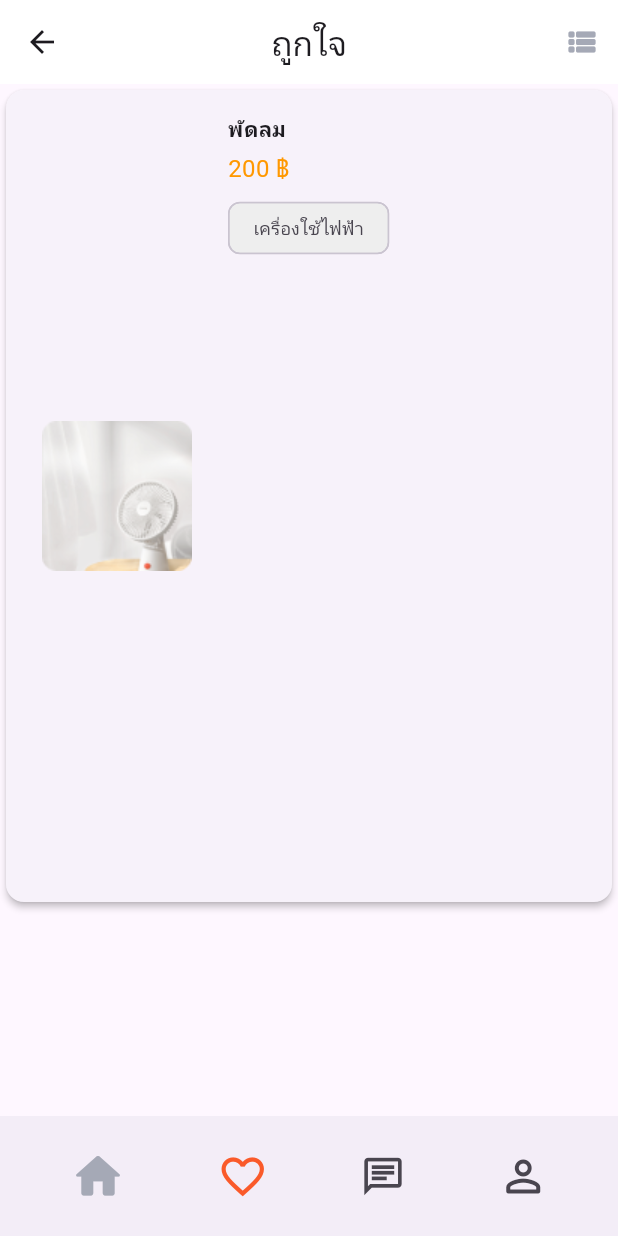
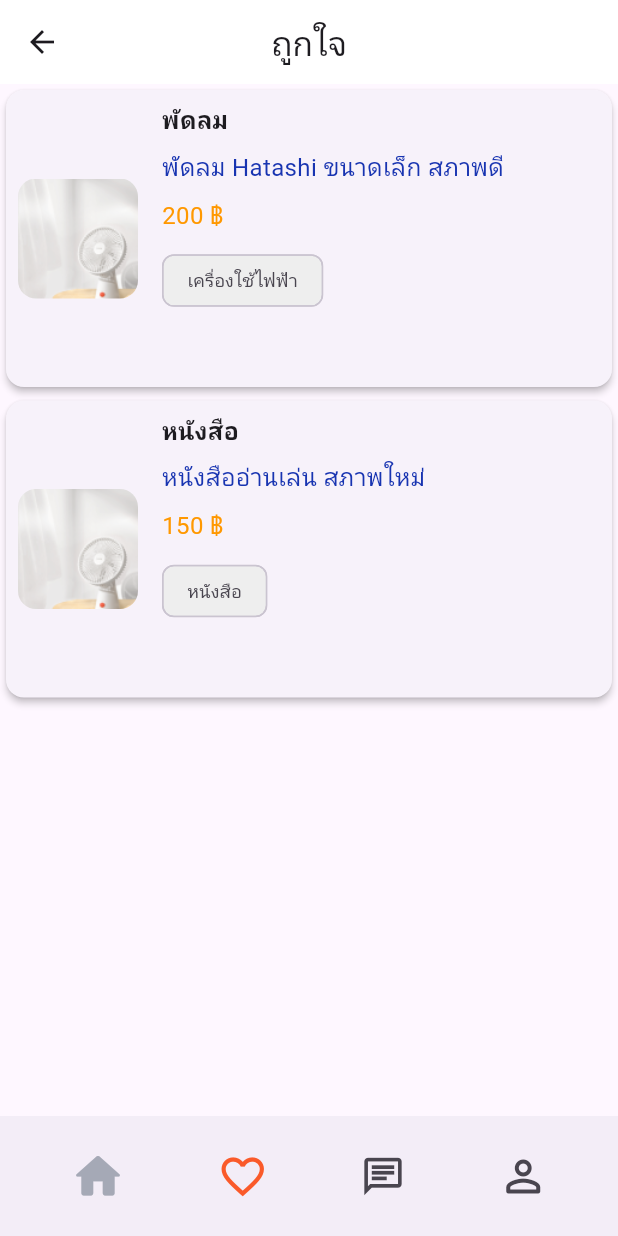
Before and after one commit to PpsnPks/myproject, a Flutter app: the screen it shows after launch, after a tap on the "home" icon, on a phone screen of 412 x 824 dp. Run offline on Flutter 3.47's test engine with Material 3 defaults, Android fonts, the light colour scheme and no system bars.

Commit message:
first commit

```diff
--- /dev/null
+++ b/lib/Service/example.dart
@@ -0,0 +1,42 @@
+import 'dart:convert';  // สำหรับการแปลง JSON
+import 'package:http/http.dart' as http;
+class LikeService {
+  Future<List<Product>> getLikedProducts() async {
+    // URL ของ API ที่จะเรียก
+    final url = 'https://your-api-url.com/liked-products'; // เปลี่ยนเป็น URL ที่แท้จริง
+
+    // ทำการเรียก API
+    final response = await http.get(Uri.parse(url));
+
+    // ตรวจสอบสถานะของการตอบกลับ
+    if (response.statusCode == 200) {
+      // แปลงข้อมูล JSON เป็น List
+      final List<dynamic> data = json.decode(response.body);
+      return data.map((productData) => Product(
+        imageUrl: productData['imageUrl'],
+        title: productData['title'],
+        detail: productData['detail'],
+        price: productData['price'],
+        category: productData['category'],
+      )).toList();
+    } else {
+      throw Exception('Failed to load liked products');
+    }
+  }
+}
+
+class Product {
+  final String imageUrl;
+  final String title;
+  final String detail;
+  final String price;
+  final String category;
+
+  Product({
+    required this.imageUrl,
+    required this.title,
+    required this.detail,
+    required this.price,
+    required this.category,
+  });
+}
--- /dev/null
+++ b/lib/Service/likeservice.dart
@@ -0,0 +1,39 @@
+
+class LikeService {
+  Future<List<Product>> getLikedProducts() async {
+    // จำลองข้อมูล
+    await Future.delayed(const Duration(seconds: 1)); // จำลองเวลาโหลดข้อมูล
+    return [
+      Product(
+        imageUrl: 'assets/images/fan_example.png',
+        title: 'พัดลม',
+        detail: 'พัดลม Hatashi ขนาดเล็ก สภาพดี',
+        price: '200 ฿',
+        category: 'เครื่องใช้ไฟฟ้า',
+      ),
+      Product(
+        imageUrl: 'assets/images/fan_example.png',
+        title: 'หนังสือ',
+        detail: 'หนังสืออ่านเล่น สภาพใหม่',
+        price: '150 ฿',
+        category: 'หนังสือ',
+      ),
+    ];
+  }
+}
+
+class Product {
+  final String imageUrl;
+  final String title;
+  final String detail;
+  final String price;
+  final String category;
+
+  Product({
+    required this.imageUrl,
+    required this.title,
+    required this.detail,
+    required this.price,
+    required this.category,
+  });
+}
--- /dev/null
+++ b/lib/app/buyer/likepage.dart
@@ -0,0 +1,135 @@
+// lib/main/like.dart
+import 'package:flutter/material.dart';
+import 'package:myproject/app/buyer/homepage.dart';
+import 'package:myproject/service/likeservice.dart';
+
+class LikePage extends StatefulWidget {
+  const LikePage({super.key});
+
+  @override
+  State<LikePage> createState() => _LikePageState();
+}
+
+class _LikePageState extends State<LikePage> {
+  late Future<List<Product>> likedProducts;
+
+  @override
+  void initState() {
+    super.initState();
+    // เรียก LikeService เพื่อดึงข้อมูลสินค้าที่ถูกใจ
+    likedProducts = LikeService().getLikedProducts();
+  }
+
+  @override
+  Widget build(BuildContext context) {
+    return Scaffold(
+      appBar: AppBar(
+        title: const Text("ถูกใจ"),
+        centerTitle: true,
+        backgroundColor: const Color.fromARGB(255, 255, 255, 255),
+      ),
+      body: FutureBuilder<List<Product>>(
+        future: likedProducts,
+        builder: (context, snapshot) {
+          if (snapshot.connectionState == ConnectionState.waiting) {
+            return const Center(child: CircularProgressIndicator());
+          } else if (snapshot.hasError) {
+            return const Center(child: Text('เกิดข้อผิดพลาดในการโหลดข้อมูล'));
+          } else if (!snapshot.hasData || snapshot.data!.isEmpty) {
+            return const Center(child: Text('ไม่มีสินค้าที่ถูกใจ'));
+          } else {
+            final products = snapshot.data!;
+            return GridView.builder(
+              gridDelegate: const SliverGridDelegateWithFixedCrossAxisCount(
+                crossAxisCount: 1,
+                childAspectRatio: 2,
+                crossAxisSpacing: 1,
+                mainAxisSpacing: 1,
+              ),
+              itemCount: products.length,
+              itemBuilder: (context, index) {
+                final product = products[index];
+                return ProductCard(
+                  imageUrl: product.imageUrl,
+                  title: product.title,
+                  detail: product.detail,
+                  price: product.price,
+                  category: product.category,
+                );
+              },
+            );
+          }
+        },
+      ),
+      bottomNavigationBar: buyerFooter(context, 'like'),
+    );
+  }
+}
+
+class ProductCard extends StatelessWidget {
+  final String imageUrl;
+  final String title;
+  final String detail;
+  final String price;
+  final String category;
+
+  const ProductCard({
+    super.key,
+    required this.imageUrl,
+    required this.title,
+    required this.detail,
+    required this.price,
+    required this.category,
+  });
+
+  @override
+  Widget build(BuildContext context) {
+    return Card(
+      elevation: 2,
+      shape: RoundedRectangleBorder(borderRadius: BorderRadius.circular(12)),
+      child: Padding(
+        padding: const EdgeInsets.all(8.0),
+        child: Row(
+          children: [
+            ClipRRect(
+              borderRadius: BorderRadius.circular(12),
+              child: Image.asset(
+                imageUrl,
+                width: 80,
+                height: 80,
+                fit: BoxFit.contain,
+              ),
+            ),
+            const SizedBox(width: 16),
+            Expanded(
+              child: Column(
+                crossAxisAlignment: CrossAxisAlignment.start,
+                children: [
+                  Text(
+                    title,
+                    style: const TextStyle(fontWeight: FontWeight.bold, fontSize: 16),
+                  ),
+                  const SizedBox(height: 8),
+                  Text(
+                    detail,
+                    style: const TextStyle(color: Color.fromARGB(255, 24, 52, 177), fontSize: 16),
+                  ),
+                  const SizedBox(height: 8),
+                  Text(
+                    price,
+                    style: const TextStyle(color: Colors.orange, fontSize: 16),
+                  ),
+                  const SizedBox(height: 8),
+                  Chip(
+                    label: Text(category, style: const TextStyle(fontSize: 12)),
+                    backgroundColor: Colors.grey[200],
+                  ),
+                ],
+              ),
+            ),
+          ],
+        ),
+      ),
+    );
+  }
+}
--- a/lib/likepage.dart
+++ /dev/null
@@ -1,121 +0,0 @@
-import 'package:flutter/material.dart';
-import 'package:myproject/homepage.dart';
-
-class LikePage extends StatefulWidget {
-  const LikePage({super.key});
-
-  @override
-  State<LikePage> createState() => _LikePageState();
-}
-
-class _LikePageState extends State<LikePage> {
-  @override
-  Widget build(BuildContext context) {
-    return Scaffold(//appBar: AppBar(
-        appBar: AppBar(
-          title: const Text("ถูกใจ"),
-          centerTitle: true,
-          backgroundColor: const Color.fromARGB(255, 255, 255, 255),
-          actions: <Widget>[
-          IconButton(
-            icon: const Icon(Icons.view_list_rounded, color: Color(0xFFA5A9B6),),  // ใช้ไอคอน view_list_rounded
-            onPressed: () {
-              // ทำบางอย่างเมื่อกดไอคอน
-            },
-          ),
-        ],
-          //centerTitle: true,
-        ),
-        body: itemCard(5),
-        bottomNavigationBar: buyerFooter(context, 'like'),
-      );
-  }
-}
-
-GridView itemCard( int nCol ){
-  return  GridView.builder(
-  gridDelegate: const SliverGridDelegateWithFixedCrossAxisCount(
-    crossAxisCount: 1,
-    childAspectRatio: 0.75,
-    crossAxisSpacing: 10,
-    mainAxisSpacing: 10,
-  ),
-  itemCount: 1,
-  itemBuilder: (context, index) {
-    return const ProductCard(
-      imageUrl: 'assets/images/fan_example.png',
-      title: 'พัดลม',
-      price: '200 ฿',
-      category: 'เครื่องใช้ไฟฟ้า',
-    );
-  },
-);
-}
-
-class ProductCard extends StatelessWidget {
-  final String imageUrl;
-  final String title;
-  final String price;
-  final String category;
-
-  const ProductCard({
-    super.key,
-    required this.imageUrl,
-    required this.title,
-    required this.price,
-    required this.category,
-  });
-
-  @override
-  Widget build(BuildContext context) {
-    return Card(
-      elevation: 2,
-      shape: RoundedRectangleBorder(borderRadius: BorderRadius.circular(12)),
-      child: Padding(
-        padding: const EdgeInsets.all(8.0), // เพิ่ม padding รอบ card
-        child: Row(
-          crossAxisAlignment: CrossAxisAlignment.stretch,
-          children: [
-            // Image Section without height restriction
-            Padding(
-              padding: const EdgeInsets.all(16.0), // เพิ่ม margin 16px รอบๆ รูปภาพ
-              child: ClipRRect(
-                borderRadius: const BorderRadius.vertical(top: Radius.circular(12)),
-                child: Image.asset(
-                  imageUrl,
-                  width: 100,  // กำหนดเฉพาะความกว้างของภาพ
-                  height: 100,  // กำหนดเฉพาะความกว้างของภาพ
-                  fit: BoxFit.contain, // ปรับขนาดให้พอดีโดยไม่ถูกตัด
-                ),
-              ),
-            ),
-            // Content Section
-            Padding(
-              padding: const EdgeInsets.all(8.0),
-              child: Column(
-                crossAxisAlignment: CrossAxisAlignment.start,
-                children: [
-                  Text(
-                    title,
-                    style: const TextStyle(fontWeight: FontWeight.bold),
-                  ),
-                  const SizedBox(height: 4),
-                  Text(
-                    price,
-                    style: const TextStyle(color: Colors.orange, fontSize: 16),
-                  ),
-                  const SizedBox(height: 4),
-                  Chip(
-                    label: Text(category, style: const TextStyle(fontSize: 12)),
-                    backgroundColor: Colors.grey[200],
-                  ),
-                ],
-              ),
-            ),
-          ],
-        ),
-      ),
-    );
-  }
-
-}
--- a/lib/main.dart
+++ b/lib/main.dart
@@ -1,12 +1,13 @@
 import 'package:flutter/material.dart';
-import 'package:myproject/homepage.dart';
-import 'package:myproject/likepage.dart';
+import 'package:myproject/app/buyer/homepage.dart';
+import 'package:myproject/app/buyer/likepage.dart';
 
 void main() {
   //runApp(const MyApp());
 
   runApp(MaterialApp(
-    title: "My title",
+    debugShowCheckedModeBanner: false,
+    title: "KMITL APP",
     home: const HomePage(),
     routes: {
       '/home': (context) => const HomePage(),
--- a/pubspec.yaml
+++ b/pubspec.yaml
@@ -30,6 +30,7 @@ environment:
 dependencies:
   flutter:
     sdk: flutter
+  http: ^1.2.2
 
 
   # The following adds the Cupertino Icons font to your application.
```
Also changed, not shown: lib/app/buyer/homepage.dart (renamed from lib/homepage.dart), lib/app/main/login.dart (added).
